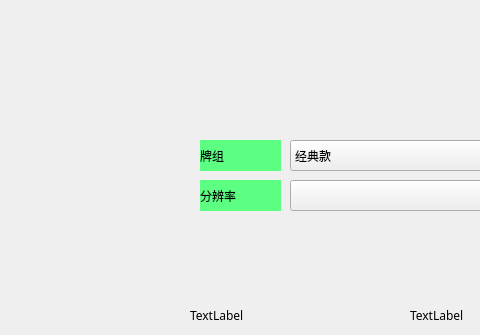
SheepOrnot/TNTDDZ, file settingwidget.ui: the form before one commit; both pictures show x 330 to 810 and y 0 to 335 of the 1102 by 745 pixel window.
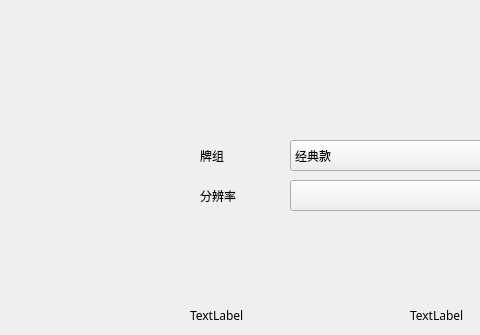
The form after the commit.

Patch:
```diff
--- a/settingwidget.ui
+++ b/settingwidget.ui
@@ -157,7 +157,7 @@
     </rect>
    </property>
    <property name="styleSheet">
-    <string notr="true">background-color: rgb(93, 255, 131);</string>
+    <string notr="true"/>
    </property>
    <property name="text">
     <string>牌组</string>
@@ -183,7 +183,7 @@
     </rect>
    </property>
    <property name="styleSheet">
-    <string notr="true">background-color: rgb(93, 255, 131);</string>
+    <string notr="true"/>
    </property>
    <property name="text">
     <string>分辨率</string>
```
